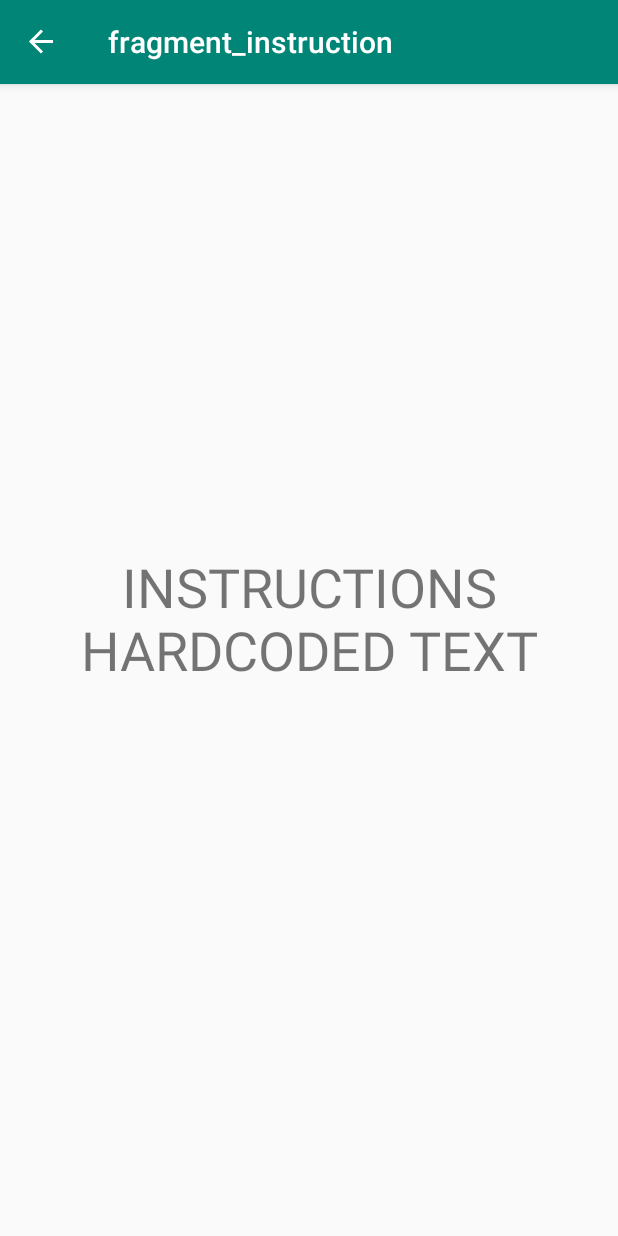
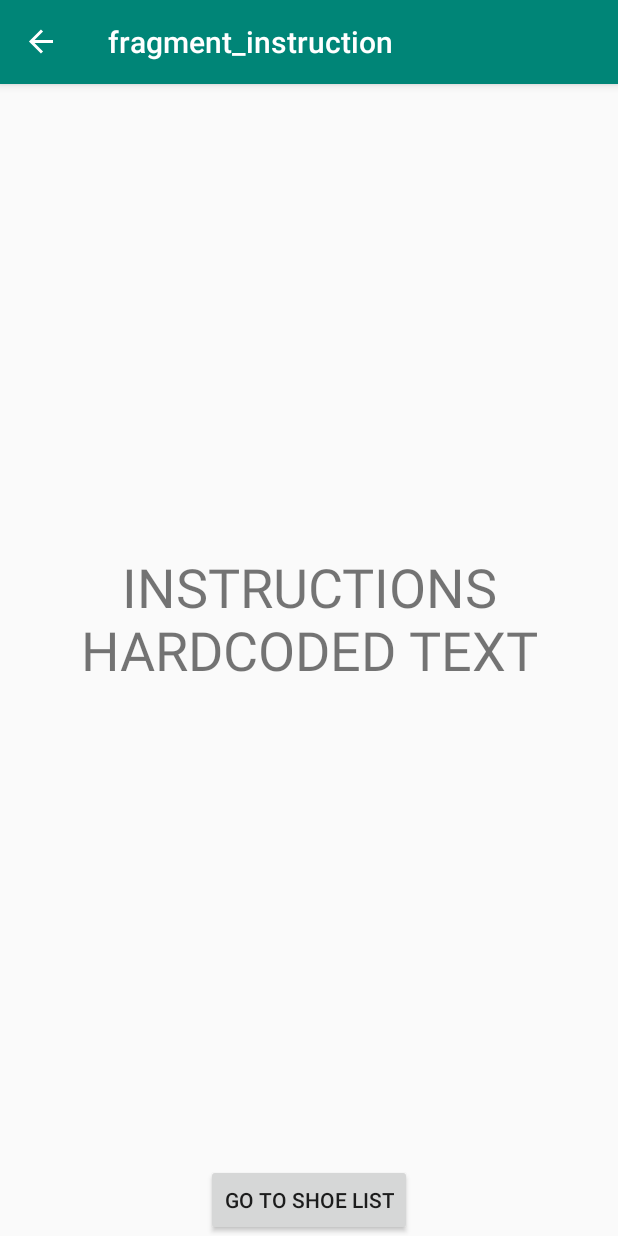
Before and after one commit to udacity/nd940-android-kotlin-course1-starter, an Android app: the instructionsFragment screen opened through its navigation route, on a phone screen of 412 x 824 dp. Run offline under Robolectric (Android 15) with nearby library versions, the phone set to English and light mode, and no system bars; our stand-ins replace Timber, data binding, navigation-ui.

Commit message:
Added empty shoe list fragment and naviagation

```diff
--- a/starter/app/src/main/java/com/udacity/shoestore/instructionsFragment.kt
+++ b/starter/app/src/main/java/com/udacity/shoestore/instructionsFragment.kt
@@ -6,6 +6,7 @@ import android.view.LayoutInflater
 import android.view.View
 import android.view.ViewGroup
 import androidx.databinding.DataBindingUtil
+import androidx.navigation.Navigation
 import com.udacity.shoestore.databinding.FragmentInstructionBinding
 
 /**
@@ -21,7 +22,7 @@ class instructionsFragment : Fragment() {
     override fun onCreateView(inflater: LayoutInflater, container: ViewGroup?,
                               savedInstanceState: Bundle?): View? {
         val binding: FragmentInstructionBinding = DataBindingUtil.inflate(layoutInflater, R.layout.fragment_instruction, container, false)
+        binding.shoeListButton.setOnClickListener(Navigation.createNavigateOnClickListener(R.id.action_instructionFragment_to_shoeListFragment))
         return binding.root
     }
-
 }
--- a/starter/app/src/main/res/layout/fragment_instruction.xml
+++ b/starter/app/src/main/res/layout/fragment_instruction.xml
@@ -1,13 +1,15 @@
 <?xml version="1.0" encoding="utf-8"?>
 <layout
     xmlns:android="http://schemas.android.com/apk/res/android"
+    xmlns:app="http://schemas.android.com/apk/res-auto"
     xmlns:tools="http://schemas.android.com/tools">
-    <FrameLayout
+    <androidx.constraintlayout.widget.ConstraintLayout
         android:layout_width="match_parent"
         android:layout_height="match_parent"
         tools:context=".instructionsFragment">
 
         <TextView
+            android:id="@+id/textView"
             android:layout_width="match_parent"
             android:layout_height="match_parent"
             android:gravity="center"
@@ -15,5 +17,14 @@
             android:textAlignment="gravity"
             android:textSize="36sp" />
 
-    </FrameLayout>
+        <Button
+            android:id="@+id/shoeListButton"
+            android:layout_width="wrap_content"
+            android:layout_height="wrap_content"
+            android:text="@string/shoe_list_button"
+            app:layout_constraintBottom_toBottomOf="@+id/textView"
+            app:layout_constraintEnd_toEndOf="parent"
+            app:layout_constraintStart_toStartOf="parent" />
+
+    </androidx.constraintlayout.widget.ConstraintLayout>
 </layout>
--- a/starter/app/src/main/res/navigation/navigation.xml
+++ b/starter/app/src/main/res/navigation/navigation.xml
@@ -28,5 +28,14 @@
         android:id="@+id/instructionFragment"
         android:name="com.udacity.shoestore.instructionsFragment"
         android:label="fragment_instruction"
-        tools:layout="@layout/fragment_instruction" />
+        tools:layout="@layout/fragment_instruction" >
+        <action
+            android:id="@+id/action_instructionFragment_to_shoeListFragment"
+            app:destination="@id/shoeListFragment" />
+    </fragment>
+    <fragment
+        android:id="@+id/shoeListFragment"
+        android:name="com.udacity.shoestore.ShoeListFragment"
+        android:label="fragment_shoe_list"
+        tools:layout="@layout/fragment_shoe_list" />
 </navigation>
--- a/starter/app/src/main/res/values/strings.xml
+++ b/starter/app/src/main/res/values/strings.xml
@@ -17,4 +17,7 @@ Quisque auctor magna in nisi iaculis eleifend. Praesent venenatis lectus est, a
 
     <string name="instructions_button">Go to instructions</string>
     <string name="instructions_content">Instructions are here</string>
+    <string name="shoe_list_button">Go to shoe list</string>
+    <!-- TODO: Remove or change this placeholder text -->
+    <string name="hello_blank_fragment">Hello blank fragment</string>
 </resources>
```
Also changed, not shown: starter/app/src/main/java/com/udacity/shoestore/ShoeListFragment.kt (added, +59 -0 lines), starter/app/src/main/res/layout/fragment_shoe_list.xml (added, +14 -0 lines).
